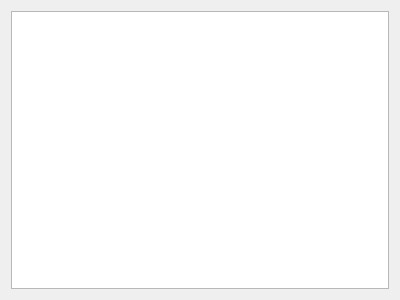
Before: the Qt Designer form src/BLEPickerDialog.ui in microcai/mini_vvvf_panel, drawn with Qt 5.
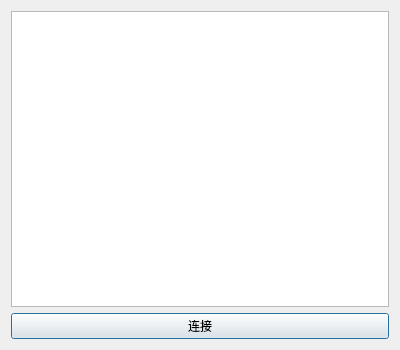
After: the same form once the commit is applied.

Commit message:
添加蓝牙连接支持功能
- 在主界面添加蓝牙连接菜单项
- 创建BLEPickerDialog对话框用于扫描和选择蓝牙设备
- 实现BLE设备扫描功能，支持显示设备列表
- 修改vfd_ctl支持串口和蓝牙两种连接方式
- 使用QLowEnergyController实现BLE连接
- 优化服务选择逻辑：自动排除标准BLE服务（000018xx），优先使用自定义服务
- 优化特征选择逻辑：智能区分读写特征，优先选择只写特征用于写命令，使用通知特征用于读数据
- 修复设备列表可编辑问题
- 修复选择设备后仍弹出警告的问题

```diff
--- a/src/BLEPickerDialog.ui
+++ b/src/BLEPickerDialog.ui
@@ -7,7 +7,7 @@
     <x>0</x>
     <y>0</y>
     <width>400</width>
-    <height>300</height>
+    <height>350</height>
    </rect>
   </property>
   <property name="windowTitle">
@@ -17,6 +17,13 @@
    <item>
     <widget class="QListView" name="deviceList"/>
    </item>
+   <item>
+    <widget class="QPushButton" name="pushButtonConnect">
+     <property name="text">
+      <string>连接</string>
+     </property>
+    </widget>
+   </item>
   </layout>
  </widget>
  <resources/>
```
The commit also changes 5 other files.
